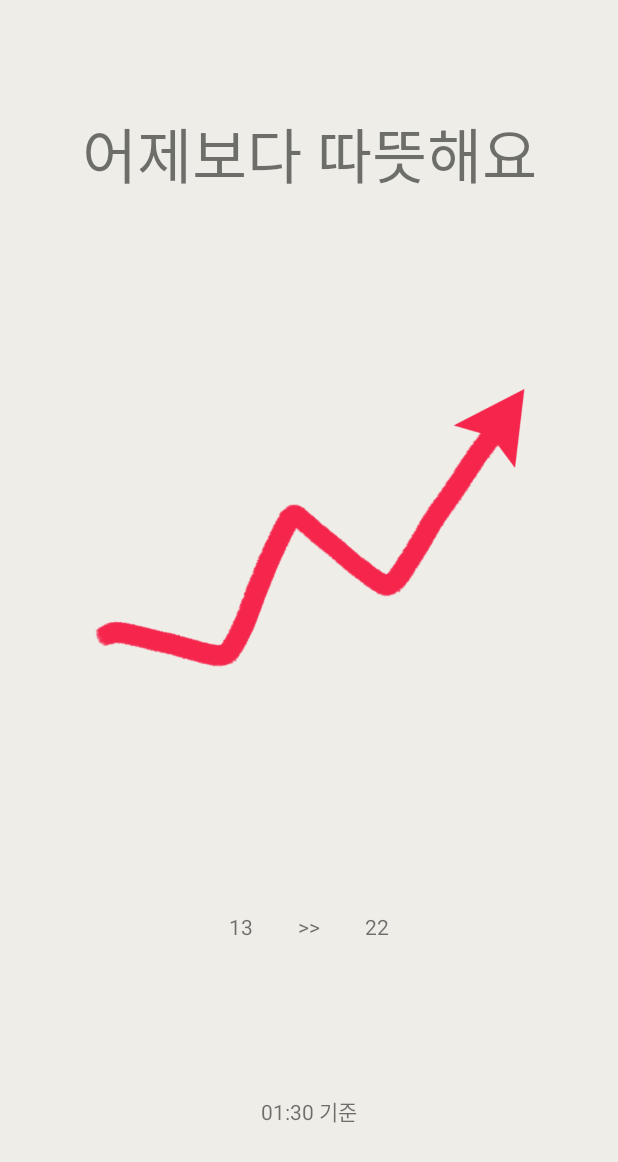
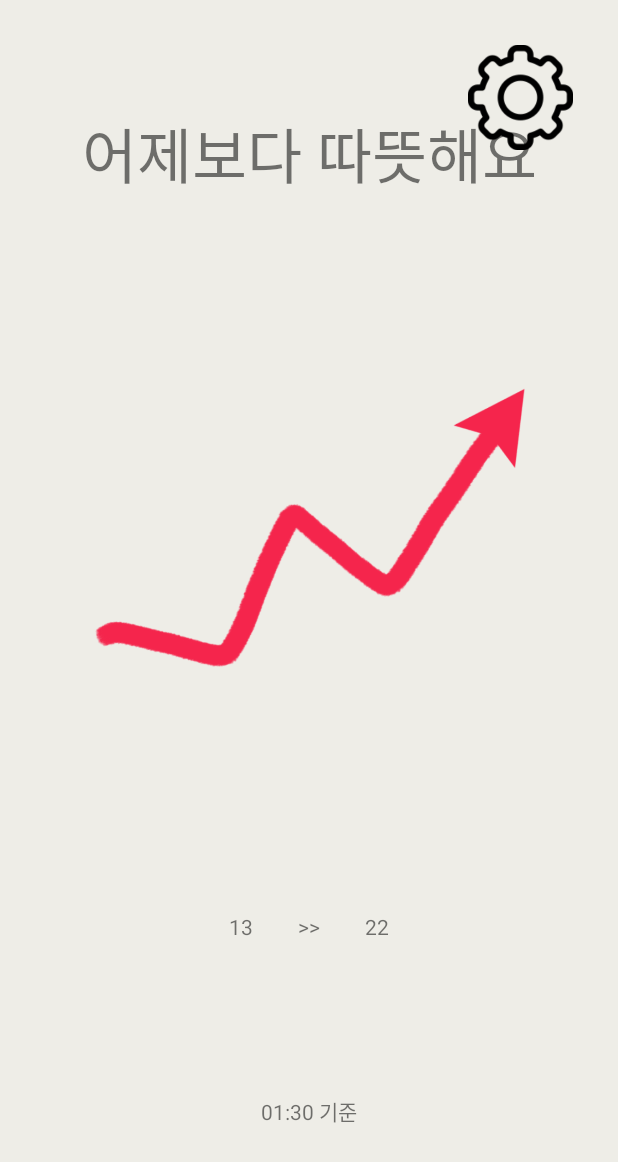
Before and after one commit to commitkim/better_than_yesterday, an Android app: the layout fragment_weather.xml on its own in the app's theme, with its tools: preview values and no code run, on a phone screen of 412 x 824 dp. Shown: the top 1162 px of the screen. Run offline under Robolectric (Android 15) with nearby library versions, the light colour scheme and no system bars.

Commit message:
Add setting

```diff
--- a/app/src/main/java/com/geonwoo/betterthanyesterday/receiver/AlarmReceiver.kt
+++ b/app/src/main/java/com/geonwoo/betterthanyesterday/receiver/AlarmReceiver.kt
@@ -60,7 +60,6 @@ class AlarmReceiver : BroadcastReceiver() {
     }
 
     companion object {
-        const val TAG = "ALARM"
         const val NOTIFICATION_ID = 0
         const val PRIMARY_CHANNEL_ID = "primary_notification_channel"
     }
--- a/app/src/main/res/layout/fragment_setting.xml
+++ b/app/src/main/res/layout/fragment_setting.xml
@@ -25,6 +25,9 @@
         app:layout_constraintStart_toStartOf="parent"
         app:layout_constraintEnd_toEndOf="parent"
         app:layout_constraintBottom_toBottomOf="parent"
+        android:backgroundTint="@color/background"
+        android:text="OK"
+        android:textColor="@color/black"
         />
 
 
--- a/app/src/main/res/layout/fragment_weather.xml
+++ b/app/src/main/res/layout/fragment_weather.xml
@@ -23,6 +23,16 @@
         xmlns:app="http://schemas.android.com/apk/res-auto"
         tools:context=".WeatherFragment">
 
+        <ImageView
+            android:id="@+id/setting_view"
+            android:layout_width="70dp"
+            android:layout_height="70dp"
+            android:src="@drawable/setting"
+            app:layout_constraintTop_toTopOf="parent"
+            app:layout_constraintEnd_toEndOf="parent"
+            android:layout_margin="30dp"
+            />
+
         <TextView
             android:id="@+id/text_view"
             android:layout_width="wrap_content"
@@ -31,7 +41,7 @@
             app:layout_constraintStart_toStartOf="parent"
             app:layout_constraintEnd_toEndOf="parent"
             app:layout_constraintBottom_toTopOf="@id/image_view"
-            app:layout_constraintVertical_bias=".2"
+            app:layout_constraintVertical_bias=".4"
             yesterdayTemp="@{yesterdayTemp}"
             todayTemp="@{todayTemp}"
             tools:text="어제보다 따뜻해요"
```
Also changed, not shown: app/src/main/java/com/geonwoo/betterthanyesterday/SettingFragment.kt (+34 -28 lines), app/src/main/java/com/geonwoo/betterthanyesterday/WeatherFragment.kt (+4 -3 lines), app/src/main/res/drawable/setting.png (added).
